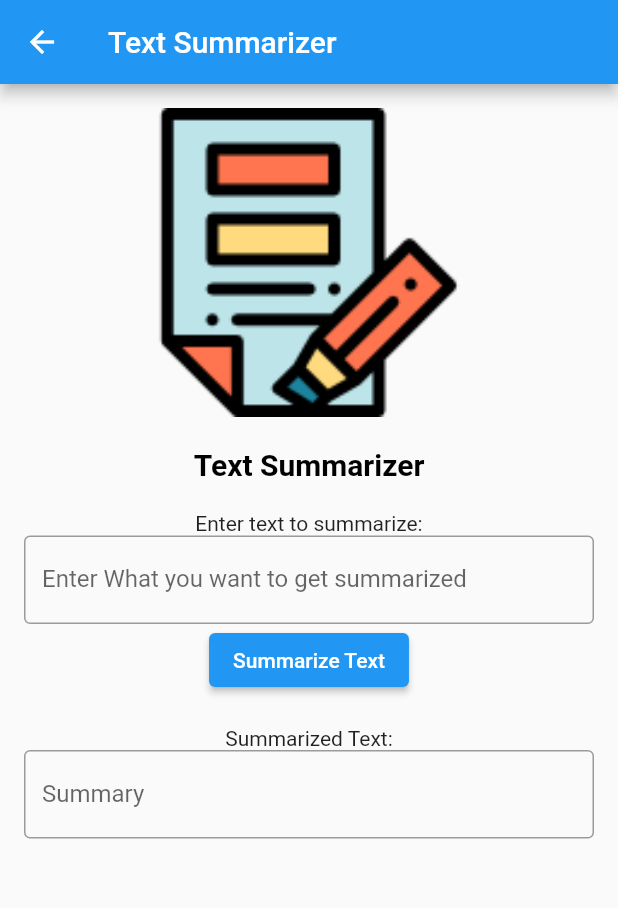
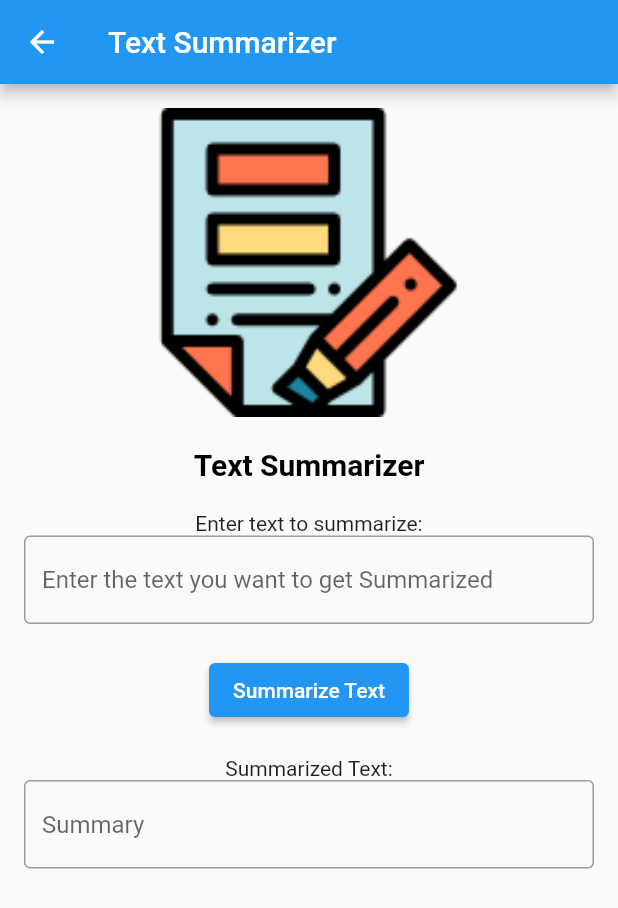
Before and after one commit to sambhavnrana/Advanced-Text-To-Speech, a Flutter app: the TextSummarizer screen opened directly, on a phone screen of 412 x 824 dp. Shown: the top 908 px of the screen. Run offline on Flutter 3.47's test engine with Material 2 defaults, Android fonts, the phone set to English and light mode, and no system bars; our stand-ins replace avatar_glow, flutter_tts, speech_to_text.

Commit message:
Updated Text summarizer page UI

```diff
--- a/lib/Pages/Auth/text_summarizer.dart
+++ b/lib/Pages/Auth/text_summarizer.dart
@@ -1,3 +1,101 @@
+
+// import 'package:flutter/material.dart';
+// import 'package:http/http.dart' as http;
+// import 'dart:convert';
+
+// class TextSummarizer extends StatefulWidget {
+//   const TextSummarizer({Key? key}) : super(key: key);
+
+//   @override
+//   State<TextSummarizer> createState() => _TextSummarizerState();
+// }
+
+// class _TextSummarizerState extends State<TextSummarizer> {
+//   TextEditingController inputTextController = TextEditingController();
+//   TextEditingController summaryController = TextEditingController();
+
+//   Future<void> summarizeText(String text) async {
+//     final response = await http.post(
+//       Uri.parse(
+//           'https://saurabh02.pythonanywhere.com/summarize'), // Replace with your Flask server address
+//       headers: <String, String>{
+//         'Content-Type': 'application/json',
+//       },
+//       body: jsonEncode({'rawtext': text}),
+//     );
+
+//     if (response.statusCode == 200) {
+//       final data = jsonDecode(response.body);
+//       final summary = data['summary'];
+//       // Set the received summary to the summaryController text field
+//       summaryController.text = summary;
+//     } else {
+//       // Handle errors here
+//       print('Failed to fetch data');
+//     }
+//   }
+
+//   @override
+//   Widget build(BuildContext context) {
+//     return Scaffold(
+//       appBar: AppBar(
+//         title: const Text("Text Summarizer"),
+//       ),
+//       body: SafeArea(
+//         child: Padding(
+//           padding: const EdgeInsets.all(16.0),
+//           child: Column(
+//             children: [
+//               // Your existing UI elements
+//               Image(
+//                 width: MediaQuery.of(context).size.width * 0.5,
+//                 fit: BoxFit.cover,
+//                 image: const AssetImage('assets/images/text-summarizer.png'),
+//               ),
+//               const SizedBox(
+//                 height: 20.0,
+//               ),
+//               const Text('Text Summarizer',
+//                   style: TextStyle(
+//                       fontSize: 20.0,
+//                       fontWeight: FontWeight.w600,
+//                       color: Colors.black)),
+//               const SizedBox(
+//                 height: 20.0,
+//               ),
+//               const Text('Enter text to summarize:'),
+//               TextField(
+//                 controller: inputTextController,
+//                 decoration: InputDecoration(
+//                   border: OutlineInputBorder(),
+//                   labelText: 'Enter What you want to get summarized',
+//                 ),
+//               ),
+//               ElevatedButton(
+//                 onPressed: () {
+//                   // Call the summarizeText function with the input text
+//                   summarizeText(inputTextController.text);
+//                 },
+//                 child: const Text('Summarize Text'),
+//               ),
+//               const SizedBox(
+//                 height: 20.0,
+//               ),
+//               const Text('Summarized Text:'),
+//               TextField(
+//                 controller: summaryController,
+//                 decoration: InputDecoration(
+//                   border: OutlineInputBorder(),
+//                   labelText: 'Summary',
+//                 ),
+//               ),
+//             ],
+//           ),
+//         ),
+//       ),
+//     );
+//   }
+// }
 
 import 'package:flutter/material.dart';
 import 'package:http/http.dart' as http;
@@ -41,7 +139,8 @@ class _TextSummarizerState extends State<TextSummarizer> {
       appBar: AppBar(
         title: const Text("Text Summarizer"),
       ),
-      body: SafeArea(
+      body: SingleChildScrollView(
+        child: SafeArea(
           child: Padding(
             padding: const EdgeInsets.all(16.0),
             child: Column(
@@ -64,13 +163,20 @@ class _TextSummarizerState extends State<TextSummarizer> {
                   height: 20.0,
                 ),
                 const Text('Enter text to summarize:'),
+
                 TextField(
+                  minLines: 1,
+                  maxLines: 7,
                   controller: inputTextController,
-                decoration: InputDecoration(
+                  decoration: const InputDecoration(
                     border: OutlineInputBorder(),
-                  labelText: 'Enter What you want to get summarized',
+                    hintText: 'Enter the text you want to get Summarized',
                   ),
                 ),
+                const SizedBox(
+                  height: 20.0,
+                ),
+
                 ElevatedButton(
                   onPressed: () {
                     // Call the summarizeText function with the input text
@@ -81,18 +187,23 @@ class _TextSummarizerState extends State<TextSummarizer> {
                 const SizedBox(
                   height: 20.0,
                 ),
+
                 const Text('Summarized Text:'),
                 TextField(
+                  minLines: 1,
+                  maxLines: 4,
                   controller: summaryController,
-                decoration: InputDecoration(
+                  readOnly: true,
+                  decoration: const InputDecoration(
                     border: OutlineInputBorder(),
-                  labelText: 'Summary',
+                    hintText: 'Summary',
                   ),
                 ),
               ],
             ),
           ),
         ),
+      ),
     );
   }
 }
```
Lines whose indentation alone changed are shown as unchanged.
